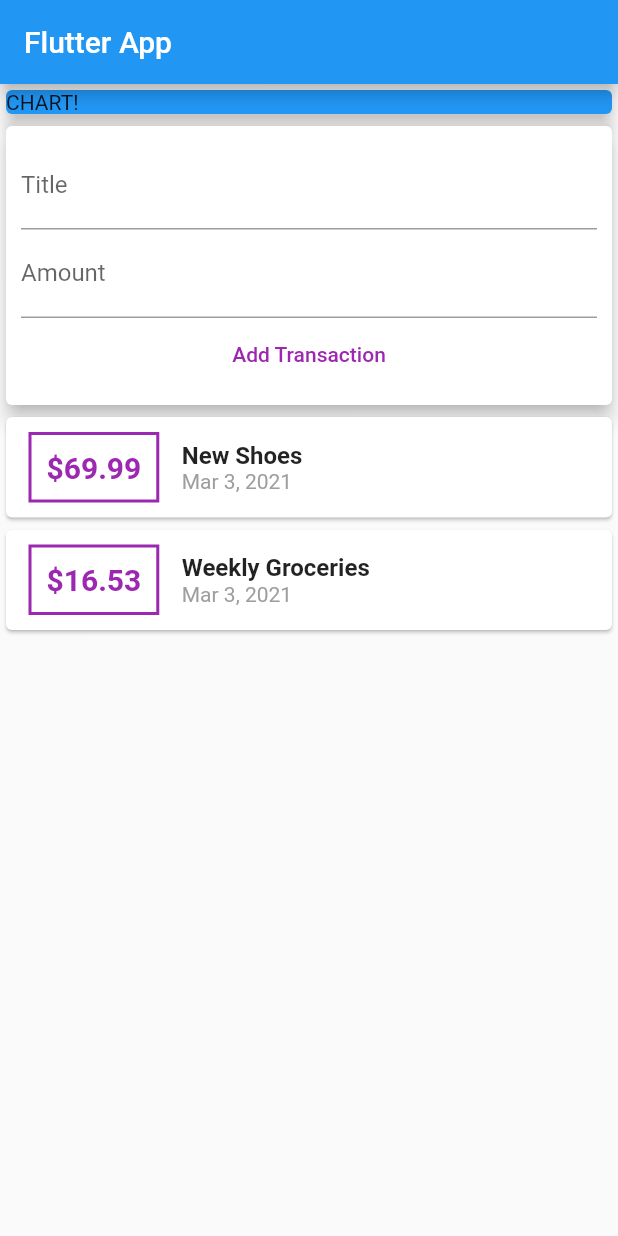
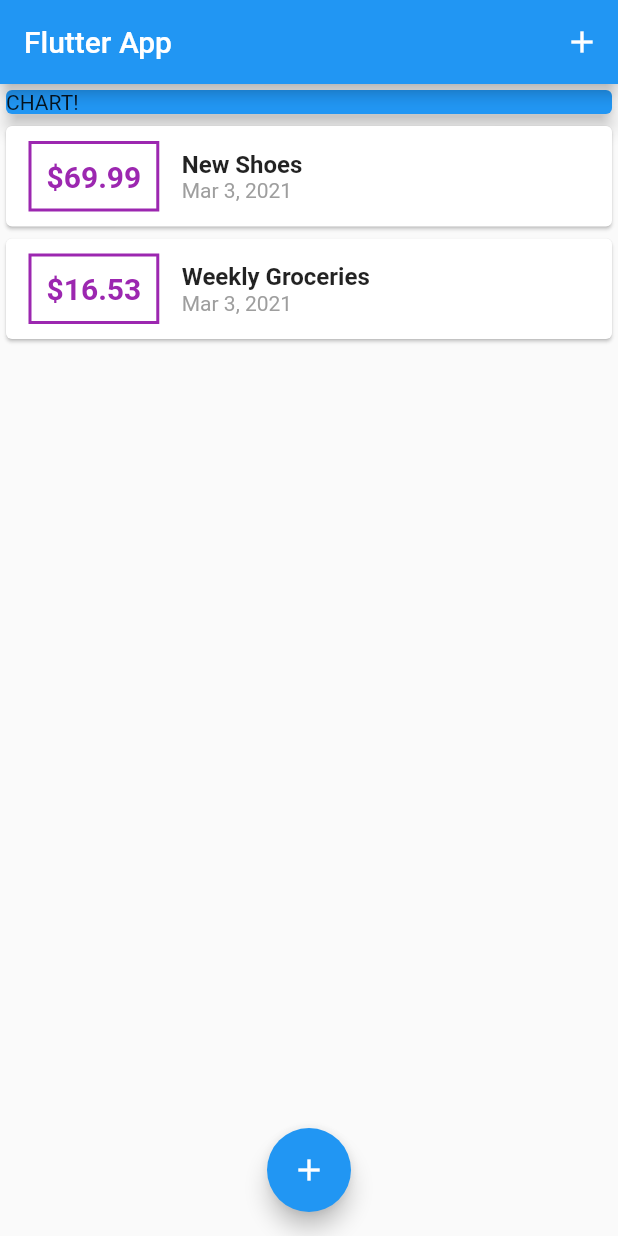
Before and after one commit to emeban44/expense_planner_app, a Flutter app: the screen it shows after launch, on a phone screen of 412 x 824 dp. Run offline on Flutter 3.47's test engine with Material 2 defaults, Android fonts, the phone set to English and light mode, and no system bars.

Commit message:
floating button modal sheet

```diff
--- a/lib/main.dart
+++ b/lib/main.dart
@@ -1,5 +1,7 @@
-import './widgets/user_transactions.dart';
+import './widgets/new_transaction.dart';
+import './widgets/transaction_list.dart';
 import 'package:flutter/material.dart';
+import 'models/transaction.dart';
 
 void main() => runApp(MyApp());
 
@@ -13,15 +15,63 @@ class MyApp extends StatelessWidget {
   }
 }
 
-class MyHomePage extends StatelessWidget {
+class MyHomePage extends StatefulWidget {
 //  String titleInput;
 //  String amountInput;
+
+  @override
+  _MyHomePageState createState() => _MyHomePageState();
+}
+
+class _MyHomePageState extends State<MyHomePage> {
+  final List<Transaction> _userTransactions = [
+    Transaction(
+      id: 't1',
+      title: 'New Shoes',
+      amount: 69.99,
+      date: DateTime.now(),
+    ),
+    Transaction(
+      id: 't2',
+      title: 'Weekly Groceries',
+      amount: 16.53,
+      date: DateTime.now(),
+    ),
+  ];
+
+  void _addNewTransaction(String txTitle, double txAmount) {
+    final newTx = Transaction(
+      title: txTitle,
+      amount: txAmount,
+      date: DateTime.now(),
+      id: DateTime.now().toString(),
+    );
+
+    setState(() {
+      _userTransactions.add(newTx);
+    });
+  }
+
+  void _startAddNewTransaction(BuildContext ctx) {
+    showModalBottomSheet(
+      context: ctx,
+      builder: (_) {
+        return NewTransaction(_addNewTransaction);
+      },
+    );
+  }
 
   @override
   Widget build(BuildContext context) {
     return Scaffold(
       appBar: AppBar(
         title: Text('Flutter App'),
+        actions: [
+          IconButton(
+            icon: Icon(Icons.add),
+            onPressed: () => _startAddNewTransaction(context),
+          ),
+        ],
       ),
       body: SingleChildScrollView(
         child: Column(
@@ -36,9 +86,14 @@ class MyHomePage extends StatelessWidget {
                 elevation: 5,
               ),
             ),
-            UserTransactions(),
+            TransactionList(_userTransactions),
           ],
         ),
+      ),
+      floatingActionButtonLocation: FloatingActionButtonLocation.centerFloat,
+      floatingActionButton: FloatingActionButton(
+        child: Icon(Icons.add),
+        onPressed: () => _startAddNewTransaction(context),
       ),
     );
   }
--- a/lib/widgets/user_transactions.dart
+++ /dev/null
@@ -1,50 +0,0 @@
-import '../models/transaction.dart';
-import 'package:flutter/material.dart';
-
-import 'new_transaction.dart';
-import 'transaction_list.dart';
-
-class UserTransactions extends StatefulWidget {
-  @override
-  _UserTransactionsState createState() => _UserTransactionsState();
-}
-
-class _UserTransactionsState extends State<UserTransactions> {
-  final List<Transaction> _userTransactions = [
-    Transaction(
-      id: 't1',
-      title: 'New Shoes',
-      amount: 69.99,
-      date: DateTime.now(),
-    ),
-    Transaction(
-      id: 't2',
-      title: 'Weekly Groceries',
-      amount: 16.53,
-      date: DateTime.now(),
-    ),
-  ];
-
-  void _addNewTransaction(String txTitle, double txAmount) {
-    final newTx = Transaction(
-      title: txTitle,
-      amount: txAmount,
-      date: DateTime.now(),
-      id: DateTime.now().toString(),
-    );
-
-    setState(() {
-      _userTransactions.add(newTx);
-    });
-  }
-
-  @override
-  Widget build(BuildContext context) {
-    return Column(
-      children: [
-        NewTransaction(_addNewTransaction),
-        TransactionList(_userTransactions),
-      ],
-    );
-  }
-}
```
